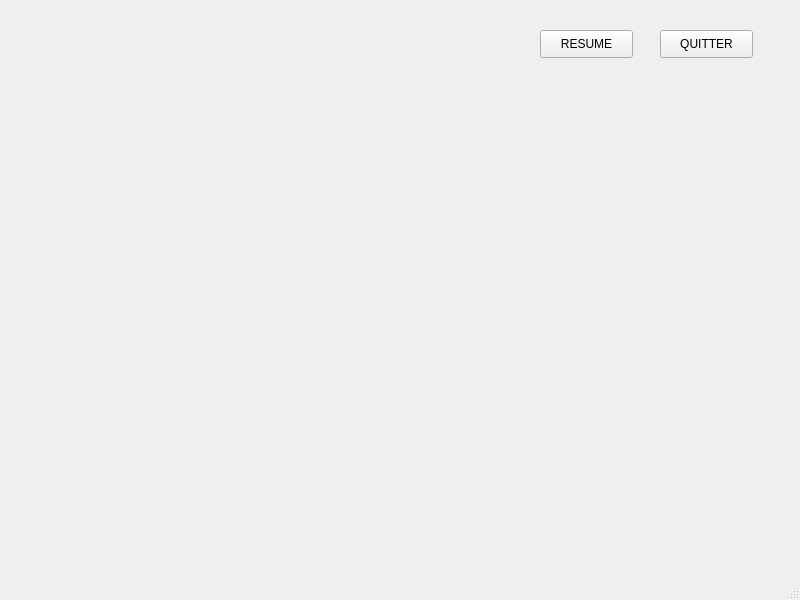
First picture: the form in wifibot/mainwindow.ui, repository Milieuuh/Arkanoid, before the edit.
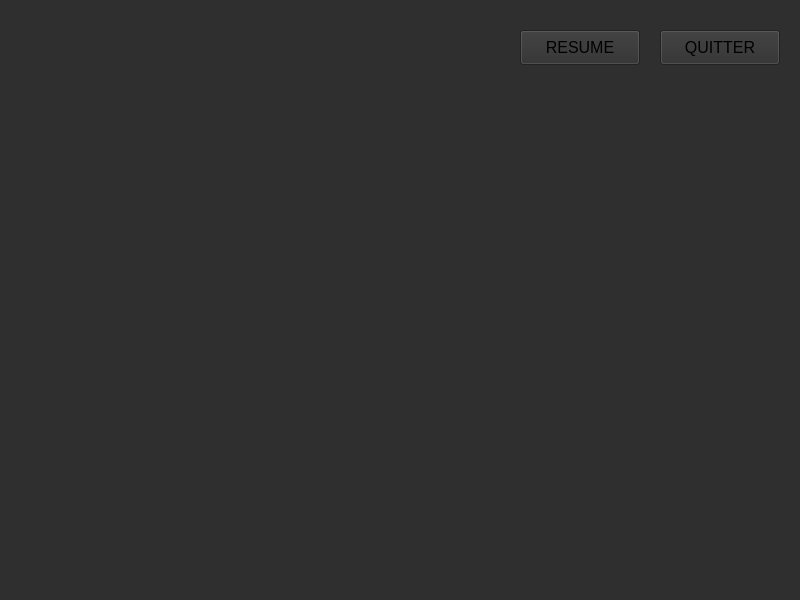
Second picture: the form after the edit.

Commit message: ajout btn et change couleur de la fenêtre

Patch:
```diff
--- a/wifibot/mainwindow.ui
+++ b/wifibot/mainwindow.ui
@@ -2,6 +2,9 @@
 <ui version="4.0">
  <class>MainWindow</class>
  <widget class="QMainWindow" name="MainWindow">
+  <property name="enabled">
+   <bool>true</bool>
+  </property>
   <property name="geometry">
    <rect>
     <x>0</x>
@@ -13,16 +16,26 @@
   <property name="windowTitle">
    <string>MainWindow</string>
   </property>
+  <property name="styleSheet">
+   <string notr="true">background-color: rgb(47, 47, 47);</string>
+  </property>
   <widget class="QWidget" name="centralwidget">
    <widget class="QPushButton" name="btn_quitter">
     <property name="geometry">
      <rect>
       <x>660</x>
       <y>30</y>
-      <width>93</width>
-      <height>28</height>
+      <width>120</width>
+      <height>35</height>
      </rect>
     </property>
+    <property name="font">
+     <font>
+      <pointsize>12</pointsize>
+      <weight>50</weight>
+      <bold>false</bold>
+     </font>
+    </property>
     <property name="text">
      <string>QUITTER</string>
     </property>
@@ -30,12 +43,19 @@
    <widget class="QPushButton" name="btn_resume">
     <property name="geometry">
      <rect>
-      <x>540</x>
+      <x>520</x>
       <y>30</y>
-      <width>93</width>
-      <height>28</height>
+      <width>120</width>
+      <height>35</height>
      </rect>
     </property>
+    <property name="font">
+     <font>
+      <pointsize>12</pointsize>
+      <weight>50</weight>
+      <bold>false</bold>
+     </font>
+    </property>
     <property name="text">
      <string>RESUME</string>
     </property>
```
Left out of the diff: 4 changed lines with no effect on the pictures. The commit also changes 7 other files.
